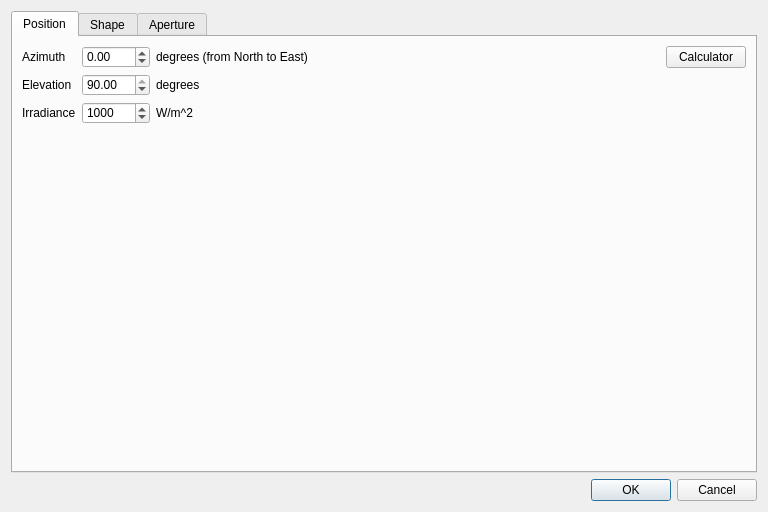
Above: source/application/widgets/SunDialog.ui from CST-Modelling-Tools/TonatiuhPP before the change. Below: the same form after it.
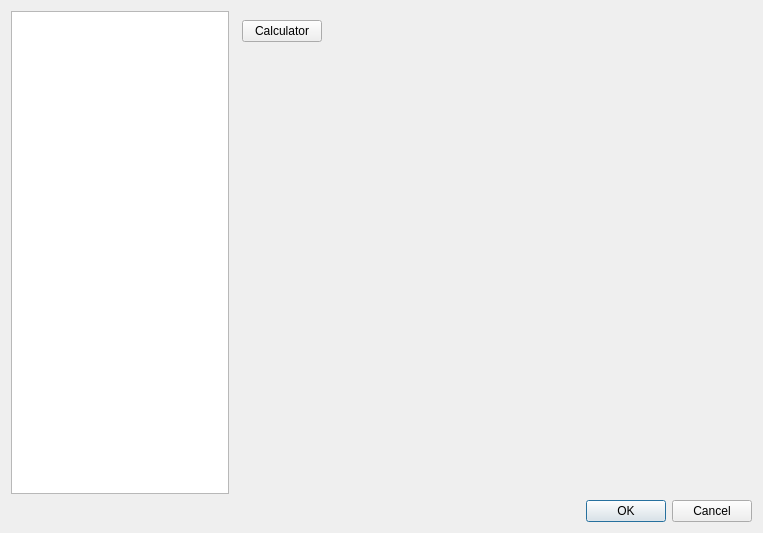
That is the form after the change. The open tabs and pages were chosen to show the change. Custom widgets are drawn as their Qt base class.

Patch:
```diff
--- a/source/application/widgets/SunDialog.ui
+++ b/source/application/widgets/SunDialog.ui
@@ -6,8 +6,8 @@
    <rect>
     <x>0</x>
     <y>0</y>
-    <width>768</width>
-    <height>512</height>
+    <width>763</width>
+    <height>533</height>
    </rect>
   </property>
   <property name="windowTitle">
@@ -16,110 +16,41 @@
   <property name="styleSheet">
    <string notr="true">QSplitter::handle {background: transparent;}</string>
   </property>
-  <layout class="QVBoxLayout" name="verticalLayout">
+  <layout class="QVBoxLayout" name="verticalLayout_2">
    <item>
-    <widget class="QTabWidget" name="tabWidget">
+    <widget class="QSplitter" name="splitter">
+     <property name="orientation">
+      <enum>Qt::Horizontal</enum>
+     </property>
+     <widget class="ParametersView" name="sunParameters"/>
+     <widget class="QStackedWidget" name="stackedWidgets">
      <property name="currentIndex">
-      <number>0</number>
-     </property>
-     <widget class="QWidget" name="sunPositionTab">
-      <attribute name="title">
-       <string>Position</string>
-      </attribute>
-      <layout class="QVBoxLayout" name="verticalLayout_4">
+       <number>1</number>
+      </property>
+      <widget class="QWidget" name="position">
+       <layout class="QVBoxLayout" name="verticalLayout">
        <item>
-        <layout class="QGridLayout" name="gridLayout" columnstretch="0,0,1,0">
-         <item row="0" column="0">
-          <widget class="QLabel" name="azimuthLabel">
-           <property name="text">
-            <string>Azimuth</string>
-           </property>
-          </widget>
-         </item>
-         <item row="2" column="0">
-          <widget class="QLabel" name="label_3">
-           <property name="text">
-            <string>Irradiance</string>
-           </property>
-          </widget>
-         </item>
-         <item row="1" column="2">
-          <widget class="QLabel" name="label_2">
-           <property name="text">
-            <string>degrees</string>
-           </property>
-          </widget>
-         </item>
-         <item row="2" column="1">
-          <widget class="QDoubleSpinBox" name="spinIrradiance">
-           <property name="decimals">
-            <number>0</number>
-           </property>
-           <property name="maximum">
-            <double>1000000.000000000000000</double>
-           </property>
-           <property name="value">
-            <double>1000.000000000000000</double>
-           </property>
-          </widget>
-         </item>
-         <item row="0" column="2">
-          <widget class="QLabel" name="label">
-           <property name="text">
-            <string>degrees (from North to East)</string>
-           </property>
-          </widget>
-         </item>
-         <item row="2" column="2">
-          <widget class="QLabel" name="label_4">
-           <property name="text">
-            <string>W/m^2</string>
-           </property>
-          </widget>
-         </item>
-         <item row="1" column="1">
-          <widget class="QDoubleSpinBox" name="spinElevation">
-           <property name="decimals">
-            <number>2</number>
-           </property>
-           <property name="minimum">
-            <double>-90.000000000000000</double>
-           </property>
-           <property name="maximum">
-            <double>90.000000000000000</double>
-           </property>
-           <property name="value">
-            <double>90.000000000000000</double>
-           </property>
-          </widget>
-         </item>
-         <item row="1" column="0">
-          <widget class="QLabel" name="elevationLabel">
-           <property name="text">
-            <string>Elevation</string>
-           </property>
-          </widget>
-         </item>
-         <item row="0" column="1">
-          <widget class="QDoubleSpinBox" name="spinAzimuth">
-           <property name="decimals">
-            <number>2</number>
-           </property>
-           <property name="minimum">
-            <double>-360.000000000000000</double>
-           </property>
-           <property name="maximum">
-            <double>360.000000000000000</double>
-           </property>
-          </widget>
-         </item>
-         <item row="0" column="3">
+         <layout class="QHBoxLayout" name="horizontalLayout">
+          <item>
           <widget class="QPushButton" name="buttonSunCalc">
            <property name="text">
             <string>Calculator</string>
            </property>
           </widget>
          </item>
+          <item>
+           <spacer name="horizontalSpacer">
+            <property name="orientation">
+             <enum>Qt::Horizontal</enum>
+            </property>
+            <property name="sizeHint" stdset="0">
+             <size>
+              <width>40</width>
+              <height>20</height>
+             </size>
+            </property>
+           </spacer>
+          </item>
         </layout>
        </item>
        <item>
@@ -129,48 +60,25 @@
          </property>
          <property name="sizeHint" stdset="0">
           <size>
-           <width>0</width>
-           <height>0</height>
+            <width>20</width>
+            <height>40</height>
           </size>
          </property>
         </spacer>
        </item>
       </layout>
      </widget>
-     <widget class="QWidget" name="sunShapeTab">
-      <attribute name="title">
-       <string>Shape</string>
-      </attribute>
-      <layout class="QVBoxLayout" name="verticalLayout_3">
-       <property name="spacing">
-        <number>6</number>
-       </property>
+      <widget class="QWidget" name="shape">
+       <layout class="QVBoxLayout" name="verticalLayout_6">
        <item>
-        <layout class="QHBoxLayout" name="horizontalLayout" stretch="0,1">
-         <item>
-          <widget class="QLabel" name="sunshapeTypeLabel">
-           <property name="text">
-            <string>Model:</string>
-           </property>
-          </widget>
-         </item>
-         <item>
-          <widget class="QComboBox" name="sunshapeCombo"/>
-         </item>
-        </layout>
-       </item>
-       <item>
-        <widget class="ParametersView" name="sunshapeParameters"/>
-       </item>
-      </layout>
-     </widget>
-     <widget class="QWidget" name="areaTab">
-      <attribute name="title">
-       <string>Aperture</string>
-      </attribute>
-      <layout class="QVBoxLayout" name="verticalLayout_2">
+         <widget class="QCustomPlot" name="customPlot" native="true"/>
+        </item>
+       </layout>
+      </widget>
+      <widget class="QWidget" name="aperture">
+       <layout class="QVBoxLayout" name="verticalLayout_5">
        <item>
-        <widget class="QSplitter" name="splitter">
+         <widget class="QSplitter" name="splitterA">
          <property name="orientation">
           <enum>Qt::Horizontal</enum>
          </property>
@@ -288,6 +196,7 @@
       </layout>
      </widget>
     </widget>
+    </widget>
    </item>
    <item>
     <widget class="QDialogButtonBox" name="buttonBox">
@@ -307,6 +216,12 @@
    <extends>QTreeView</extends>
    <header>parameters/ParametersView.h</header>
   </customwidget>
+  <customwidget>
+   <class>QCustomPlot</class>
+   <extends>QWidget</extends>
+   <header>libraries/QCustomPlot/qcustomplot.h</header>
+   <container>1</container>
+  </customwidget>
  </customwidgets>
  <resources/>
  <connections>
```
Lines whose indentation alone changed are shown as unchanged.
